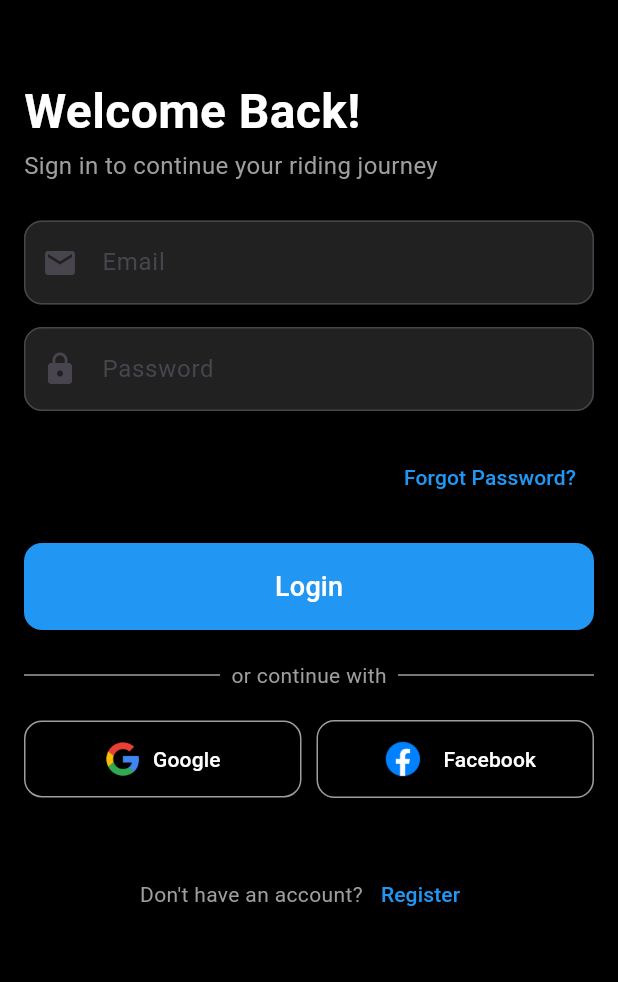
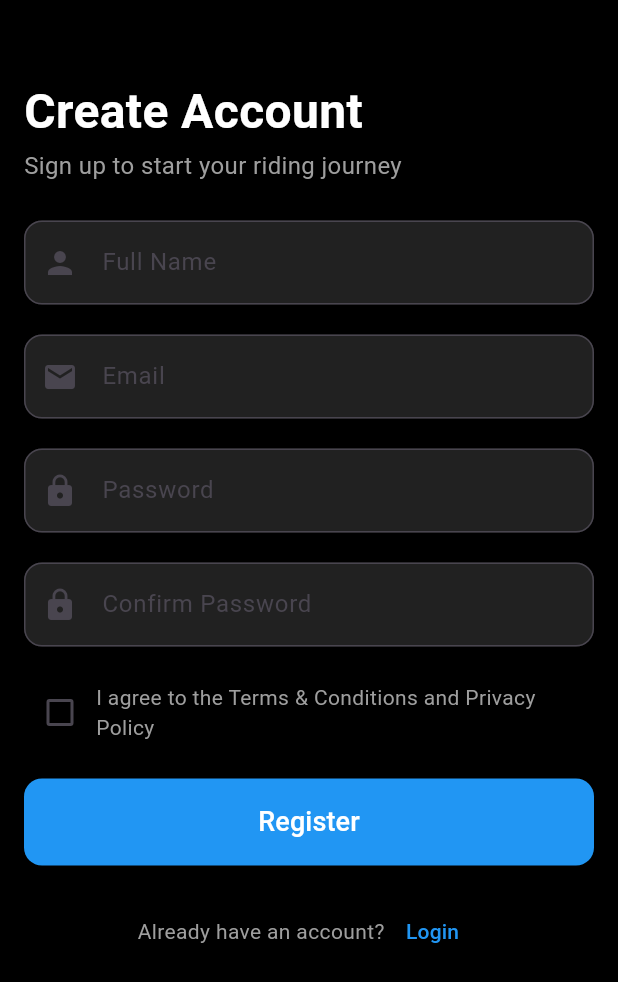
Before and after one commit to Sreenu-123/Ashwa, a Flutter app: the screen it shows after launch, on a phone screen of 412 x 824 dp. Shown: the top 982 px of the screen. Run offline on Flutter 3.47's test engine with Material 3 defaults, Android fonts, the phone set to English and light mode, and no system bars.

Commit message:
Build register screen UI skeleton

```diff
--- /dev/null
+++ b/lib/Screens/Authentication/register_screen.dart
@@ -0,0 +1,184 @@
+import 'package:flutter/material.dart';
+
+class RegisterScreen extends StatefulWidget {
+  const RegisterScreen({super.key});
+
+  @override
+  State<RegisterScreen> createState() => _RegisterScreenState();
+}
+
+class _RegisterScreenState extends State<RegisterScreen> {
+  bool isChecked = false;
+  @override
+  Widget build(BuildContext context) {
+    return Scaffold(
+      backgroundColor: Colors.black,
+      body: SafeArea(
+        child: SingleChildScrollView(
+          child: Padding(
+            padding: const EdgeInsets.all(16.0),
+            child: Column(
+              crossAxisAlignment: CrossAxisAlignment.start,
+              children: [
+                const SizedBox(height: 35),
+                Text(
+                  'Create Account',
+                  style: TextStyle(
+                    fontSize: 32,
+                    color: Colors.white,
+                    fontWeight: FontWeight.bold,
+                  ),
+                ),
+                SizedBox(height: 2),
+                Text(
+                  'Sign up to start your riding journey',
+                  style: TextStyle(fontSize: 16, color: Colors.grey),
+                ),
+                SizedBox(height: 25),
+                TextFormField(
+                  decoration: InputDecoration(
+                    hintText: 'Full Name',
+                    prefixIcon: Icon(Icons.person),
+                    filled: true,
+                    fillColor: Colors.grey[900],
+                    border: OutlineInputBorder(
+                      borderRadius: BorderRadius.circular(12),
+                      borderSide: BorderSide(color: Colors.grey.shade800),
+                    ),
+                    focusedBorder: OutlineInputBorder(
+                      borderRadius: BorderRadius.circular(12),
+                      borderSide: BorderSide(
+                        color: Colors.grey.shade800,
+                        width: 1.5,
+                      ),
+                    ),
+                  ),
+                ),
+                SizedBox(height: 20),
+                TextFormField(
+                  decoration: InputDecoration(
+                    hintText: 'Email',
+                    prefixIcon: Icon(Icons.email),
+                    filled: true,
+                    fillColor: Colors.grey[900],
+                    border: OutlineInputBorder(
+                      borderRadius: BorderRadius.circular(12),
+                      borderSide: BorderSide(color: Colors.grey.shade800),
+                    ),
+                    focusedBorder: OutlineInputBorder(
+                      borderRadius: BorderRadius.circular(12),
+                      borderSide: BorderSide(
+                        color: Colors.grey.shade800,
+                        width: 1.5,
+                      ),
+                    ),
+                  ),
+                ),
+                SizedBox(height: 20),
+                TextFormField(
+                  obscureText: true,
+                  decoration: InputDecoration(
+                    hintText: 'Password',
+                    prefixIcon: Icon(Icons.lock),
+                    filled: true,
+                    fillColor: Colors.grey[900],
+                    border: OutlineInputBorder(
+                      borderRadius: BorderRadius.circular(12),
+                      borderSide: BorderSide(color: Colors.grey.shade800),
+                    ),
+                    focusedBorder: OutlineInputBorder(
+                      borderRadius: BorderRadius.circular(12),
+                      borderSide: BorderSide(
+                        color: Colors.grey.shade800,
+                        width: 1.5,
+                      ),
+                    ),
+                  ),
+                ),
+                SizedBox(height: 20),
+                TextFormField(
+                  obscureText: true,
+                  decoration: InputDecoration(
+                    hintText: 'Confirm Password',
+                    prefixIcon: Icon(Icons.lock),
+                    filled: true,
+                    fillColor: Colors.grey[900],
+                    border: OutlineInputBorder(
+                      borderRadius: BorderRadius.circular(12),
+                      borderSide: BorderSide(color: Colors.grey.shade800),
+                    ),
+                    focusedBorder: OutlineInputBorder(
+                      borderRadius: BorderRadius.circular(12),
+                      borderSide: BorderSide(
+                        color: Colors.grey.shade800,
+                        width: 1.5,
+                      ),
+                    ),
+                  ),
+                ),
+                SizedBox(height: 20),
+                Row(
+                  children: [
+                    Checkbox(
+                      value: isChecked,
+                      onChanged: (value) {
+                        setState(() {
+                          isChecked = value!;
+                        });
+                      },
+                    ),
+                    Expanded(
+                      child: Text(
+                        'I agree to the Terms & Conditions and Privacy Policy',
+                        style: TextStyle(color: Colors.grey),
+                      ),
+                    ),
+                  ],
+                ),
+                SizedBox(height: 20),
+                SizedBox(
+                  width: double.infinity,
+                  child: ElevatedButton(
+                    onPressed: () {
+                      // Handle registration logic
+                    },
+                    child: Text(
+                      'Register',
+                      style: TextStyle(fontSize: 18, color: Colors.white),
+                    ),
+                    style: ElevatedButton.styleFrom(
+                      padding: EdgeInsets.symmetric(vertical: 16),
+                      backgroundColor: Colors.blue,
+                      shape: RoundedRectangleBorder(
+                        borderRadius: BorderRadius.circular(12),
+                      ),
+                    ),
+                  ),
+                ),
+                SizedBox(height: 20),
+                Row(
+                  mainAxisAlignment: MainAxisAlignment.center,
+                  children: [
+                    Text(
+                      'Already have an account?',
+                      style: TextStyle(color: Colors.grey),
+                    ),
+                    TextButton(
+                      onPressed: () {
+                        // Navigate to login screen
+                      },
+                      child: Text(
+                        'Login',
+                        style: TextStyle(color: Colors.blue),
+                      ),
+                    ),
+                  ],
+                ),
+              ],
+            ),
+          ),
+        ),
+      ),
+    );
+  }
+}
--- a/lib/main.dart
+++ b/lib/main.dart
@@ -1,5 +1,5 @@
 import 'package:flutter/material.dart';
-import 'Screens/Authentication/login_screen.dart';
+import 'Screens/Authentication/register_screen.dart';
 
 void main() {
   runApp(const AshwaApp());
@@ -13,7 +13,7 @@ class AshwaApp extends StatelessWidget {
     return MaterialApp(
       debugShowCheckedModeBanner: false,
       title: 'ASHWA',
-      home: const LoginScreen(),
+      home: const RegisterScreen(),
     );
   }
 }
```
